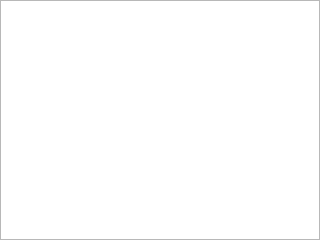
Old version of the form components/page_history/res/page_history.ui in the repository PPJUST/OnlyUnzip.
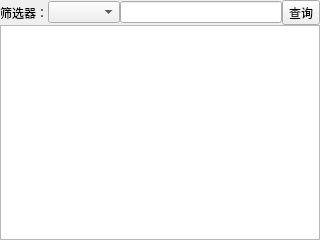
New version of the form.

Commit message: 新增：历史记录页新增查询功能

```diff
--- a/components/page_history/res/page_history.ui
+++ b/components/page_history/res/page_history.ui
@@ -29,6 +29,36 @@
    <property name="bottomMargin">
     <number>0</number>
    </property>
+   <item>
+    <layout class="QHBoxLayout" name="horizontalLayout" stretch="0,0,1,0">
+     <item>
+      <widget class="QLabel" name="label">
+       <property name="text">
+        <string>筛选器：</string>
+       </property>
+      </widget>
+     </item>
+     <item>
+      <widget class="QComboBox" name="comboBox_result_state"/>
+     </item>
+     <item>
+      <widget class="QLineEdit" name="lineEdit_search"/>
+     </item>
+     <item>
+      <widget class="QToolButton" name="toolButton_filter">
+       <property name="sizePolicy">
+        <sizepolicy hsizetype="Expanding" vsizetype="Fixed">
+         <horstretch>0</horstretch>
+         <verstretch>0</verstretch>
+        </sizepolicy>
+       </property>
+       <property name="text">
+        <string>查询</string>
+       </property>
+      </widget>
+     </item>
+    </layout>
+   </item>
    <item>
     <widget class="QListWidget" name="listWidget_records"/>
    </item>
```
The commit also changes 10 other files.
